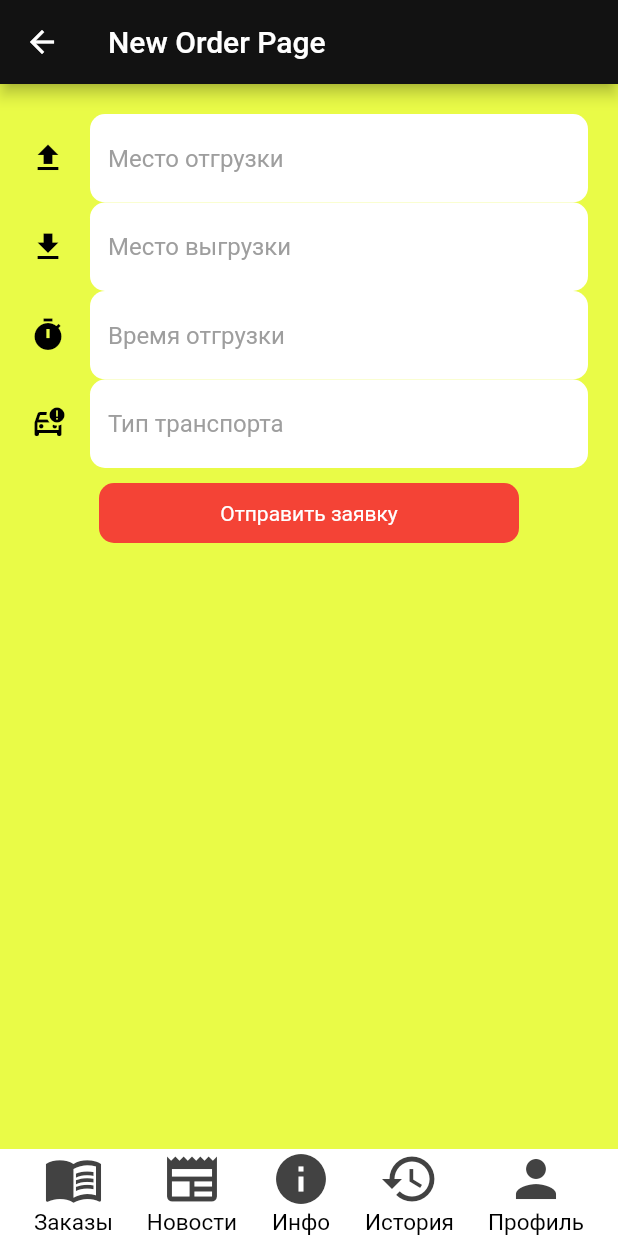
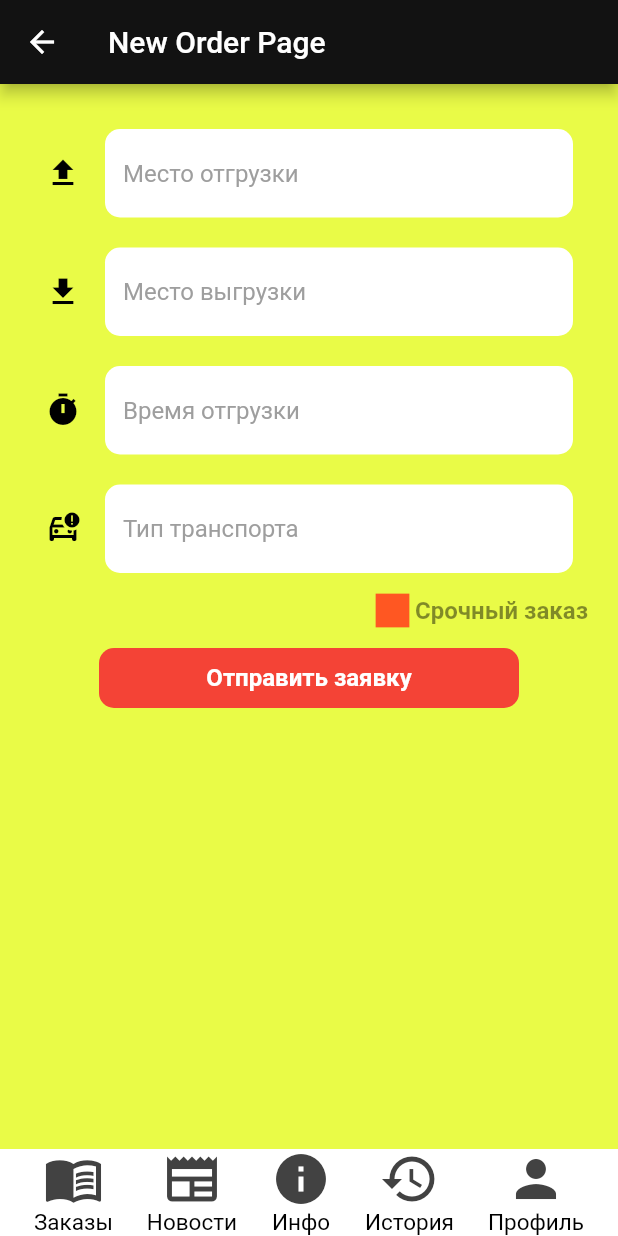
Before and after one commit to 1gnoramus/all_logistics, a Flutter app: the screen it shows after launch, after a tap on the "add" icon, on a phone screen of 412 x 824 dp. Run offline on Flutter 3.47's test engine with Material 2 defaults, Android fonts, the phone set to English and light mode, and no system bars.

Commit message:
'CompletedOrderPage'

```diff
--- a/lib/bottom_data.dart
+++ /dev/null
@@ -1,54 +0,0 @@
-import 'package:flutter/material.dart';
-import 'constants.dart';
-
-class BottomPanelWidget extends StatelessWidget {
-  BottomPanelWidget();
-  @override
-  Widget build(BuildContext context) {
-    return Container(
-      color: Colors.white,
-      child: Row(
-        mainAxisAlignment: MainAxisAlignment.spaceEvenly,
-        crossAxisAlignment: CrossAxisAlignment.center,
-        children: [
-          ItemContent(icon: Icons.menu_book, title: 'Заказы'),
-          ItemContent(icon: Icons.newspaper, title: 'Новости'),
-          ItemContent(icon: Icons.info, title: 'Инфо'),
-          ItemContent(icon: Icons.history, title: 'История'),
-          ItemContent(icon: Icons.person, title: 'Профиль'),
-        ],
-      ),
-    );
-  }
-}
-
-class ItemContent extends StatelessWidget {
-  ItemContent({required this.icon, required this.title});
-  final IconData icon;
-  final String title;
-
-  void onPressed() {
-    print('Clicked $title');
-  }
-
-  @override
-  Widget build(BuildContext context) {
-    return GestureDetector(
-      onTap: onPressed,
-      child: Column(
-        children: [
-          Icon(
-            icon,
-            size: 40.0,
-            color: Colors.grey.shade800,
-          ),
-          Text(
-            title,
-            textAlign: TextAlign.center,
-            style: kBottomPanelTextStyle,
-          ),
-        ],
-      ),
-    );
-  }
-}
--- /dev/null
+++ b/lib/components/bottom_data.dart
@@ -0,0 +1,64 @@
+import 'package:all_log/news_page.dart';
+import 'package:all_log/order_page.dart';
+import 'package:flutter/material.dart';
+import '../constants.dart';
+import 'package:all_log/news_page.dart';
+import 'package:all_log/order_page.dart';
+
+class BottomPanelWidget extends StatelessWidget {
+  @override
+  Widget build(BuildContext context) {
+    return Container(
+      color: Colors.white,
+      child: Row(
+        mainAxisAlignment: MainAxisAlignment.spaceEvenly,
+        crossAxisAlignment: CrossAxisAlignment.center,
+        children: [
+          GestureDetector(
+            onTap: () {
+              Navigator.pushNamed(context, OrderPage.id);
+            },
+            child: ItemContent(icon: Icons.menu_book, title: 'Заказы'),
+          ),
+          GestureDetector(
+              onTap: () {
+                Navigator.pushNamed(
+                  context,
+                  NewsPage.id,
+                );
+              },
+              child: ItemContent(icon: Icons.newspaper, title: 'Новости')),
+          GestureDetector(child: ItemContent(icon: Icons.info, title: 'Инфо')),
+          GestureDetector(
+              child: ItemContent(icon: Icons.history, title: 'История')),
+          GestureDetector(
+              child: ItemContent(icon: Icons.person, title: 'Профиль')),
+        ],
+      ),
+    );
+  }
+}
+
+class ItemContent extends StatelessWidget {
+  ItemContent({required this.icon, required this.title});
+  final IconData icon;
+  final String title;
+
+  @override
+  Widget build(BuildContext context) {
+    return Column(
+      children: [
+        Icon(
+          icon,
+          size: 40.0,
+          color: Colors.grey.shade800,
+        ),
+        Text(
+          title,
+          textAlign: TextAlign.center,
+          style: kBottomPanelTextStyle,
+        ),
+      ],
+    );
+  }
+}
--- a/lib/order_info.dart
+++ b/lib/components/order_info.dart
@@ -1,5 +1,5 @@
 import 'package:flutter/material.dart';
-import 'constants.dart';
+import '../constants.dart';
 
 class OrderInfo extends StatelessWidget {
   OrderInfo(
@@ -35,9 +35,11 @@ class OrderInfo extends StatelessWidget {
             ),
           ),
           Expanded(
+            child: Padding(
+              padding: const EdgeInsets.all(8.0),
               child: Container(
                 decoration: BoxDecoration(
-                  borderRadius: BorderRadius.circular(10.0),
+                    borderRadius: BorderRadius.circular(20.0),
                     color: Colors.white),
                 child: Row(
                   mainAxisAlignment: MainAxisAlignment.spaceEvenly,
@@ -70,6 +72,7 @@ class OrderInfo extends StatelessWidget {
                 ),
               ),
             ),
+          ),
         ],
       ),
     );
--- a/lib/order_type.dart
+++ b/lib/components/order_type.dart
@@ -1,7 +1,7 @@
-import 'new_order_page.dart';
+import 'package:all_log/new_order_page.dart';
 import 'package:flutter/material.dart';
-import 'constants.dart';
-import 'order_page.dart';
+import 'package:all_log/constants.dart';
+import 'package:all_log/order_page.dart';
 
 class OrderType extends StatefulWidget {
   OrderType(this.colour, this.text);
--- a/lib/main.dart
+++ b/lib/main.dart
@@ -1,5 +1,6 @@
 import 'package:flutter/material.dart';
 import 'order_page.dart';
+import 'news_page.dart';
 
 void main() => runApp(AllLogistics());
 
@@ -15,7 +16,11 @@ class AllLogistics extends StatelessWidget {
         ),
         scaffoldBackgroundColor: Color(0xFFE9FB47),
       ),
-      home: OrderPage(logOrder: logOrderData),
+      routes: {
+        OrderPage.id: (context) => OrderPage(),
+        NewsPage.id: (context) => NewsPage(),
+      },
+      initialRoute: OrderPage.id,
     );
   }
 }
--- a/lib/new_order_page.dart
+++ b/lib/new_order_page.dart
@@ -1,7 +1,7 @@
-import 'package:all_log/order_type.dart';
+import 'package:all_log/components/order_type.dart';
 import 'package:flutter/material.dart';
 import 'constants.dart';
-import 'bottom_data.dart';
+import 'components/bottom_data.dart';
 
 class NewOrderPage extends StatefulWidget {
   const NewOrderPage({Key? key}) : super(key: key);
@@ -15,11 +15,14 @@ class _NewOrderPageState extends State<NewOrderPage> {
   String downloadPlace = 'None';
   String uploadTime = 'None';
   String transType = 'None';
+  bool isUrgent = false;
 
   Map<String, dynamic> inputData = {};
 
   void onPressed() {
     Navigator.pop(context, inputData);
+    print(inputData);
+    inputData['isUrgent'] = isUrgent;
   }
 
   @override
@@ -70,6 +73,34 @@ class _NewOrderPageState extends State<NewOrderPage> {
                   },
                 ),
                 GestureDetector(
+                  onTap: () {
+                    setState(() {
+                      if (isUrgent == false) {
+                        isUrgent = true;
+                      } else {
+                        isUrgent = false;
+                      }
+                    });
+                  },
+                  child: Row(
+                    mainAxisAlignment: MainAxisAlignment.end,
+                    children: [
+                      Icon(
+                        isUrgent ? Icons.check_box : Icons.square,
+                        color: Colors.deepOrange,
+                        size: 30.0,
+                      ),
+                      Text(
+                        'Срочный заказ',
+                        style: TextStyle(
+                            color: Colors.black45,
+                            fontSize: 16.0,
+                            fontWeight: FontWeight.bold),
+                      )
+                    ],
+                  ),
+                ),
+                GestureDetector(
                   onTap: onPressed,
                   child: Container(
                     decoration: BoxDecoration(
@@ -79,7 +110,11 @@ class _NewOrderPageState extends State<NewOrderPage> {
                     height: 40.0,
                     margin: EdgeInsets.all(10.0),
                     child: Center(
-                      child: Text('Отправить заявку'),
+                      child: Text(
+                        'Отправить заявку',
+                        style: TextStyle(
+                            fontSize: 16.0, fontWeight: FontWeight.bold),
+                      ),
                     ),
                   ),
                 ),
@@ -105,7 +140,9 @@ class OrderTextField extends StatelessWidget {
 
   @override
   Widget build(BuildContext context) {
-    return TextField(
+    return Container(
+      margin: EdgeInsets.all(10.0),
+      child: TextField(
         controller: orderController,
         style: TextStyle(
           color: Colors.black,
@@ -130,6 +167,7 @@ class OrderTextField extends StatelessWidget {
           value.toString();
           onTap(value);
         },
+      ),
     );
   }
 }
--- a/lib/order_page.dart
+++ b/lib/order_page.dart
@@ -1,10 +1,16 @@
 import 'package:all_log/new_order_page.dart';
 import 'package:flutter/material.dart';
-import 'order_info.dart';
-import 'bottom_data.dart';
-import 'order_type.dart';
+import 'components/order_info.dart';
+import 'components/bottom_data.dart';
+import 'package:all_log/components/order_type.dart';
+
+String uploadPlace = '';
+String downloadPlace = '';
+String uploadTime = '';
+String transpType = '';
 
 class OrderPage extends StatefulWidget {
+  static String id = 'order_page';
   OrderPage({this.logOrder});
 
   final logOrder;
@@ -18,6 +24,7 @@ class _OrderPageState extends State<OrderPage> {
   String downloadPlace = '';
   String uploadTime = '';
   String transpType = '';
+  bool isUrgent = false;
 
   NewOrderPage newOrderPage = NewOrderPage();
 
@@ -25,31 +32,29 @@ class _OrderPageState extends State<OrderPage> {
   void initState() {
     super.initState();
     updateInfo(widget.logOrder);
-    addOrderBlock(widget.logOrder);
   }
 
-  List<Widget> widgetKeeper = [];
+  List<Widget> urgOrderKeeper = [];
+  List<Widget> comOrderKeeper = [];
+
   void addOrderBlock(orderData) {
+    if (orderData != null) {
+      updateInfo(orderData);
       setState(() {
-      if (orderData != null) {
-        print('Suck: 1');
-        widgetKeeper.add(
-          Icon(
-            Icons.check,
-            color: Colors.green,
-          ),
+        if (isUrgent == true) {
+          urgOrderKeeper.add(
+            OrderInfo(Icons.auto_awesome, uploadPlace, downloadPlace,
+                uploadTime, transpType),
           );
         } else {
-        print('Suck: 2');
-        widgetKeeper.add(
-          Icon(
-            Icons.check,
-            color: Colors.green,
-          ),
+          comOrderKeeper.add(
+            OrderInfo(Icons.auto_awesome, uploadPlace, downloadPlace,
+                uploadTime, transpType),
           );
         }
       });
-    print(widgetKeeper.length);
+    }
+    print(urgOrderKeeper.length);
   }
 
   void updateInfo(dynamic orderData) {
@@ -60,11 +65,13 @@ class _OrderPageState extends State<OrderPage> {
           downloadPlace = 'None';
           uploadTime = 'None';
           transpType = 'None';
+          isUrgent = false;
         } else {
           uploadPlace = orderData['uploadPlace'];
           downloadPlace = orderData['downloadPlace'];
           uploadTime = orderData['uploadTime'];
           transpType = orderData['transType'];
+          isUrgent = orderData['isUrgent'];
         }
       },
     );
@@ -99,7 +106,6 @@ class _OrderPageState extends State<OrderPage> {
                     ),
                   );
                   if (typedData != null) {
-                    updateInfo(typedData);
                     addOrderBlock(typedData);
                   }
                 },
@@ -120,12 +126,24 @@ class _OrderPageState extends State<OrderPage> {
               ),
             ],
           ),
-          Row(
-            children: widgetKeeper,
+          Expanded(
+            child: Container(
+              margin: EdgeInsets.all(10.0),
+              child: Material(
+                color: Colors.orangeAccent,
+                borderRadius: BorderRadius.all(
+                  Radius.circular(20.0),
                 ),
-
-          OrderInfo(Icons.auto_awesome, uploadPlace, downloadPlace, uploadTime,
-              transpType),
+                elevation: 5.0,
+                child: ListView.builder(
+                  itemCount: urgOrderKeeper.length,
+                  itemBuilder: (BuildContext context, int index) {
+                    return urgOrderKeeper[index];
+                  },
+                ),
+              ),
+            ),
+          ),
           SizedBox(
             width: 200.0,
           ),
@@ -167,10 +185,24 @@ class _OrderPageState extends State<OrderPage> {
               ),
             ],
           ),
-          OrderInfo(
-              Icons.auto_awesome, 'Бишкек', 'Пекин', '20:00', '20-футТрак'),
-          OrderInfo(Icons.auto_awesome, 'Усть-Каменогорск', 'Нурсултан',
-              '19:00', 'Газель'),
+          Expanded(
+            child: Container(
+              margin: EdgeInsets.all(10.0),
+              child: Material(
+                color: Colors.greenAccent,
+                borderRadius: BorderRadius.all(
+                  Radius.circular(20.0),
+                ),
+                elevation: 5.0,
+                child: ListView.builder(
+                  itemCount: comOrderKeeper.length,
+                  itemBuilder: (BuildContext context, int index) {
+                    return comOrderKeeper[index];
+                  },
+                ),
+              ),
+            ),
+          ),
           BottomPanelWidget(),
           // FloatingActionButton(onPressed: floatBut),
         ],
```
Also changed, not shown: lib/news_page.dart (added, +29 -0 lines). Lines whose indentation alone changed are shown as unchanged.
